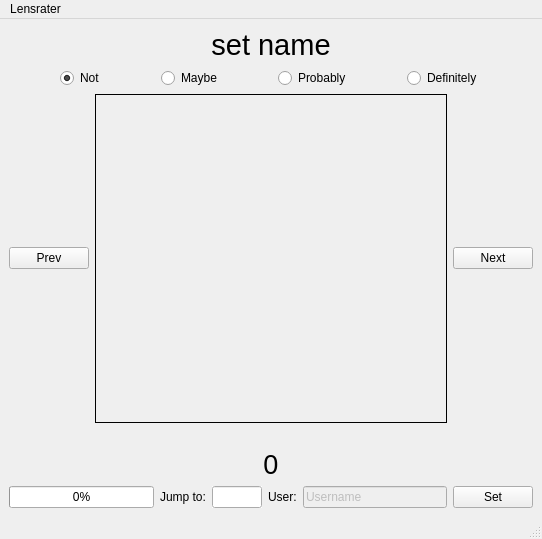
Before: the Qt Designer form lensrater/mwin.ui in coljac/lensrater, drawn with Qt 5.
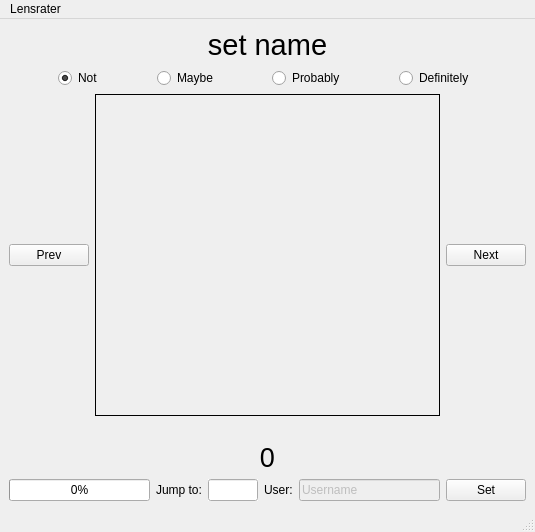
After: the same form once the commit is applied. Custom widgets are drawn as their Qt base class.

```diff
--- a/lensrater/mwin.ui
+++ b/lensrater/mwin.ui
@@ -6,8 +6,8 @@
    <rect>
     <x>0</x>
     <y>0</y>
-    <width>542</width>
-    <height>539</height>
+    <width>535</width>
+    <height>532</height>
    </rect>
   </property>
   <property name="windowTitle">
@@ -290,7 +290,7 @@
     <rect>
      <x>0</x>
      <y>0</y>
-     <width>542</width>
+     <width>535</width>
      <height>19</height>
     </rect>
    </property>
```
Left out of the diff: 16 changed lines with no effect on the pictures.
